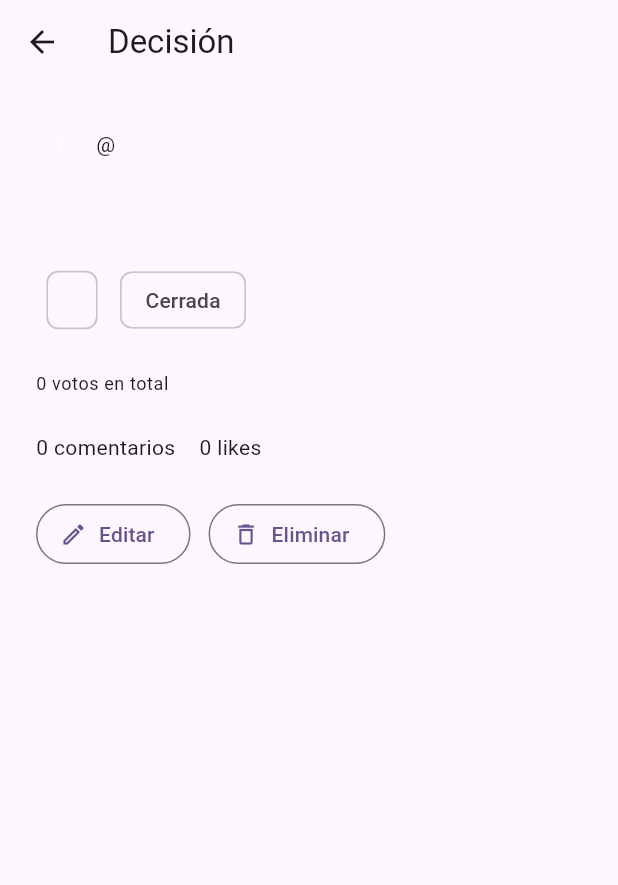
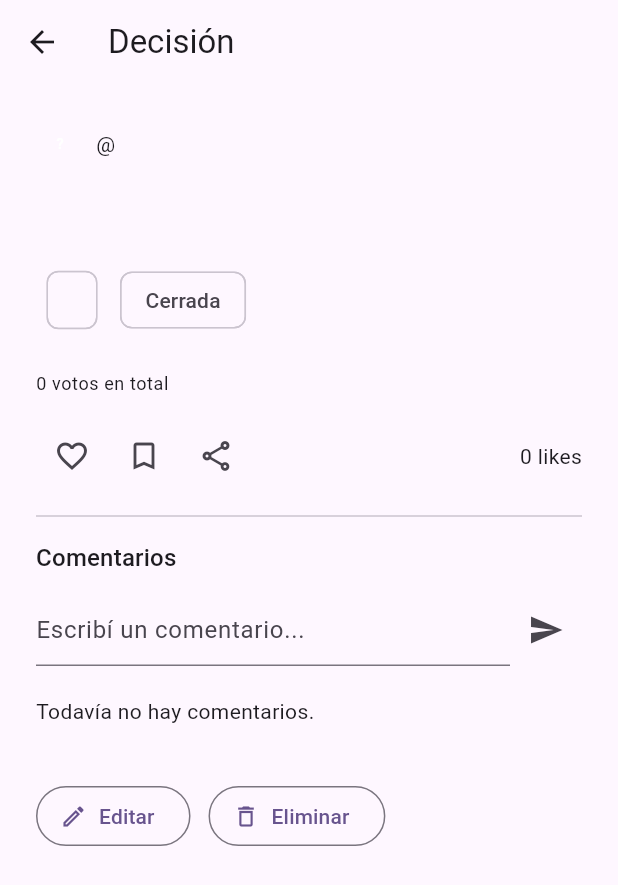
Before and after one commit to rusitogar/decide-app, a Flutter app: the DecisionDetailScreen screen opened directly with empty values, on a phone screen of 412 x 824 dp. Shown: the top 885 px of the screen. Run offline on Flutter 3.47's test engine with Material 3 defaults, Android fonts, the phone set to English and light mode, and no system bars; our stand-ins replace cloud_firestore, equatable, firebase_analytics, firebase_auth, firebase_core, firebase_crashlytics and 4 more; accounts and stored records are empty.

Commit message:
Fase 6: comentarios, likes, guardar y compartir
Feature comments (crear, listar, borrar solo el propio comentario -
sin respuestas anidadas, menciones ni GIFs, tal como pide el doc) y
las nuevas piezas de la feature social: likes y guardados (mismo
patron que follow: ID determinista userId_decisionId para evitar
duplicados, ya cubierto por las reglas de la Fase 1) y compartir con
share_plus generando el deep link https://decide.app/decision/{id},
mas el evento decision_shared en Firebase Analytics.

Nueva pantalla "Guardados" (seccion simple pedida por el doc),
accesible desde un icono en el Home.

Todo integrado en la pantalla de detalle de una decision, con los
contadores de likes/comentarios invalidandose solos tras cada accion.

Probado a mano en Chrome: dar like, guardar, comentar y borrar el
propio comentario sobre una decision real.

Co-Authored-By: Claude Sonnet 5 <noreply@anthropic.com>

```diff
--- a/lib/core/router/app_router.dart
+++ b/lib/core/router/app_router.dart
@@ -8,6 +8,7 @@ import '../../features/decisions/presentation/screens/create_decision_screen.dar
 import '../../features/decisions/presentation/screens/decision_detail_screen.dart';
 import '../../features/decisions/presentation/screens/edit_decision_screen.dart';
 import '../../features/decisions/presentation/screens/user_decisions_screen.dart';
+import '../../features/social/presentation/screens/saved_decisions_screen.dart';
 import '../../features/users/presentation/screens/edit_profile_screen.dart';
 import '../../features/users/presentation/screens/profile_screen.dart';
 
@@ -43,6 +44,10 @@ final goRouterProvider = Provider<GoRouter>((ref) {
         path: '/decisions/create',
         builder: (context, state) => const CreateDecisionScreen(),
       ),
+      GoRoute(
+        path: '/saved/:uid',
+        builder: (context, state) => SavedDecisionsScreen(userId: state.pathParameters['uid']!),
+      ),
       // Ruta usada para deep links de compartir: decide://decision/{id}
       // y https://decide.app/decision/{id} (Android App Links / iOS Universal Links).
       GoRoute(
--- a/lib/features/auth/presentation/screens/home_screen.dart
+++ b/lib/features/auth/presentation/screens/home_screen.dart
@@ -15,6 +15,11 @@ class HomeScreen extends ConsumerWidget {
       appBar: AppBar(
         title: const Text('DECIDE'),
         actions: [
+          IconButton(
+            icon: const Icon(Icons.bookmark_outline),
+            tooltip: 'Guardados',
+            onPressed: user == null ? null : () => context.push('/saved/${user.uid}'),
+          ),
           IconButton(
             icon: const Icon(Icons.person_outline),
             tooltip: 'Mi perfil',
--- /dev/null
+++ b/lib/features/comments/presentation/widgets/comments_section.dart
@@ -0,0 +1,143 @@
+import 'package:flutter/material.dart';
+import 'package:flutter_riverpod/flutter_riverpod.dart';
+
+import '../../../users/presentation/providers/user_providers.dart';
+import '../../../users/presentation/widgets/user_avatar.dart';
+import '../../domain/entities/comment.dart';
+import '../providers/comment_providers.dart';
+
+class CommentsSection extends ConsumerStatefulWidget {
+  const CommentsSection({super.key, required this.decisionId, required this.currentUid});
+
+  final String decisionId;
+  final String? currentUid;
+
+  @override
+  ConsumerState<CommentsSection> createState() => _CommentsSectionState();
+}
+
+class _CommentsSectionState extends ConsumerState<CommentsSection> {
+  final _controller = TextEditingController();
+
+  @override
+  void dispose() {
+    _controller.dispose();
+    super.dispose();
+  }
+
+  Future<void> _send() async {
+    final uid = widget.currentUid;
+    if (uid == null || _controller.text.trim().isEmpty) return;
+
+    final failure = await ref
+        .read(commentControllerProvider.notifier)
+        .create(decisionId: widget.decisionId, authorId: uid, text: _controller.text);
+
+    if (!mounted) return;
+    if (failure != null) {
+      ScaffoldMessenger.of(context).showSnackBar(SnackBar(content: Text(failure.message)));
+    } else {
+      _controller.clear();
+    }
+  }
+
+  @override
+  Widget build(BuildContext context) {
+    final commentsAsync = ref.watch(commentsProvider(widget.decisionId));
+    final isSending = ref.watch(commentControllerProvider).isLoading;
+
+    return Column(
+      crossAxisAlignment: CrossAxisAlignment.start,
+      children: [
+        Text('Comentarios', style: Theme.of(context).textTheme.titleMedium),
+        const SizedBox(height: 12),
+        if (widget.currentUid != null)
+          Row(
+            children: [
+              Expanded(
+                child: TextField(
+                  controller: _controller,
+                  decoration: const InputDecoration(hintText: 'Escribí un comentario...'),
+                  onSubmitted: (_) => _send(),
+                ),
+              ),
+              IconButton(
+                icon: isSending
+                    ? const SizedBox(height: 18, width: 18, child: CircularProgressIndicator(strokeWidth: 2))
+                    : const Icon(Icons.send),
+                onPressed: isSending ? null : _send,
+              ),
+            ],
+          ),
+        const SizedBox(height: 8),
+        commentsAsync.when(
+          data: (comments) {
+            if (comments.isEmpty) {
+              return const Padding(
+                padding: EdgeInsets.symmetric(vertical: 12),
+                child: Text('Todavía no hay comentarios.'),
+              );
+            }
+            return Column(
+              children: comments.map((c) => _CommentTile(comment: c, currentUid: widget.currentUid)).toList(),
+            );
+          },
+          loading: () => const Padding(
+            padding: EdgeInsets.symmetric(vertical: 12),
+            child: Center(child: CircularProgressIndicator()),
+          ),
+          error: (_, _) => const Text('No se pudieron cargar los comentarios.'),
+        ),
+      ],
+    );
+  }
+}
+
+class _CommentTile extends ConsumerWidget {
+  const _CommentTile({required this.comment, required this.currentUid});
+
+  final Comment comment;
+  final String? currentUid;
+
+  @override
+  Widget build(BuildContext context, WidgetRef ref) {
+    final authorAsync = ref.watch(userProfileProvider(comment.authorId));
+    final isMine = currentUid == comment.authorId;
+
+    return Padding(
+      padding: const EdgeInsets.symmetric(vertical: 8),
+      child: Row(
+        crossAxisAlignment: CrossAxisAlignment.start,
+        children: [
+          authorAsync.when(
+            data: (author) => author == null ? const SizedBox(width: 32) : UserAvatar(profile: author, radius: 16),
+            loading: () => const SizedBox(width: 32),
+            error: (_, _) => const SizedBox(width: 32),
+          ),
+          const SizedBox(width: 8),
+          Expanded(
+            child: Column(
+              crossAxisAlignment: CrossAxisAlignment.start,
+              children: [
+                authorAsync.when(
+                  data: (author) => Text(
+                    author == null ? '' : (author.displayName.isNotEmpty ? author.displayName : '@${author.username}'),
+                    style: Theme.of(context).textTheme.labelLarge,
+                  ),
+                  loading: () => const SizedBox.shrink(),
+                  error: (_, _) => const SizedBox.shrink(),
+                ),
+                Text(comment.text),
+              ],
+            ),
+          ),
+          if (isMine)
+            IconButton(
+              icon: const Icon(Icons.delete_outline, size: 18),
+              onPressed: () => ref.read(commentControllerProvider.notifier).delete(comment.id),
+            ),
+        ],
+      ),
+    );
+  }
+}
--- a/lib/features/decisions/presentation/screens/decision_detail_screen.dart
+++ b/lib/features/decisions/presentation/screens/decision_detail_screen.dart
@@ -3,6 +3,10 @@ import 'package:flutter_riverpod/flutter_riverpod.dart';
 import 'package:go_router/go_router.dart';
 
 import '../../../auth/presentation/providers/auth_providers.dart';
+import '../../../comments/presentation/widgets/comments_section.dart';
+import '../../../social/presentation/widgets/like_button.dart';
+import '../../../social/presentation/widgets/save_button.dart';
+import '../../../social/presentation/widgets/share_button.dart';
 import '../../../users/presentation/providers/user_providers.dart';
 import '../../../users/presentation/widgets/user_avatar.dart';
 import '../providers/decision_providers.dart';
@@ -105,18 +109,24 @@ class DecisionDetailScreen extends ConsumerWidget {
                     loading: () => const Center(child: CircularProgressIndicator()),
                     error: (_, _) => const Text('No se pudieron cargar las opciones.'),
                   ),
-                  const SizedBox(height: 24),
-                  statsAsync.when(
-                    data: (stats) => Row(
-                      children: [
-                        Text('${stats.comments} comentarios'),
-                        const SizedBox(width: 16),
-                        Text('${stats.likes} likes'),
+                  const SizedBox(height: 16),
+                  Row(
+                    children: [
+                      if (currentUid != null) ...[
+                        LikeButton(userId: currentUid, decisionId: id),
+                        SaveButton(userId: currentUid, decisionId: id),
                       ],
-                    ),
-                    loading: () => const SizedBox.shrink(),
-                    error: (_, _) => const SizedBox.shrink(),
+                      ShareButton(decisionId: id, title: decision.title),
+                      const Spacer(),
+                      statsAsync.when(
+                        data: (stats) => Text('${stats.likes} likes'),
+                        loading: () => const SizedBox.shrink(),
+                        error: (_, _) => const SizedBox.shrink(),
+                      ),
+                    ],
                   ),
+                  const Divider(height: 32),
+                  CommentsSection(decisionId: id, currentUid: currentUid),
                   if (isOwner) ...[
                     const SizedBox(height: 24),
                     Row(
--- /dev/null
+++ b/lib/features/social/presentation/providers/like_providers.dart
@@ -0,0 +1,36 @@
+import 'package:flutter_riverpod/flutter_riverpod.dart';
+
+import '../../../decisions/presentation/providers/decision_providers.dart';
+import '../../data/repositories/like_repository_impl.dart';
+import '../../domain/repositories/like_repository.dart';
+
+final likeRepositoryProvider = Provider<LikeRepository>((ref) => LikeRepositoryImpl());
+
+final isLikedProvider = FutureProvider.autoDispose.family<bool, ({String userId, String decisionId})>(
+  (ref, key) async {
+    final result = await ref.watch(likeRepositoryProvider).isLiked(userId: key.userId, decisionId: key.decisionId);
+    return result.when(success: (v) => v, failure: (_) => false);
+  },
+);
+
+class LikeController extends AsyncNotifier<void> {
+  @override
+  Future<void> build() async {}
+
+  Future<void> toggle({required String userId, required String decisionId, required bool currentlyLiked}) async {
+    final repo = ref.read(likeRepositoryProvider);
+    final result = currentlyLiked
+        ? await repo.unlike(userId: userId, decisionId: decisionId)
+        : await repo.like(userId: userId, decisionId: decisionId);
+
+    result.when(
+      success: (_) {
+        ref.invalidate(isLikedProvider((userId: userId, decisionId: decisionId)));
+        ref.invalidate(decisionStatsProvider(decisionId));
+      },
+      failure: (_) {},
+    );
+  }
+}
+
+final likeControllerProvider = AsyncNotifierProvider<LikeController, void>(LikeController.new);
--- /dev/null
+++ b/lib/features/social/presentation/widgets/like_button.dart
@@ -0,0 +1,33 @@
+import 'package:flutter/material.dart';
+import 'package:flutter_riverpod/flutter_riverpod.dart';
+
+import '../providers/like_providers.dart';
+
+class LikeButton extends ConsumerWidget {
+  const LikeButton({super.key, required this.userId, required this.decisionId});
+
+  final String userId;
+  final String decisionId;
+
+  @override
+  Widget build(BuildContext context, WidgetRef ref) {
+    final key = (userId: userId, decisionId: decisionId);
+    final likedAsync = ref.watch(isLikedProvider(key));
+
+    return likedAsync.when(
+      data: (liked) => IconButton(
+        icon: Icon(liked ? Icons.favorite : Icons.favorite_border, color: liked ? Colors.red : null),
+        tooltip: liked ? 'Quitar like' : 'Me gusta',
+        onPressed: () => ref
+            .read(likeControllerProvider.notifier)
+            .toggle(userId: userId, decisionId: decisionId, currentlyLiked: liked),
+      ),
+      loading: () => const SizedBox(
+        height: 40,
+        width: 40,
+        child: Padding(padding: EdgeInsets.all(10), child: CircularProgressIndicator(strokeWidth: 2)),
+      ),
+      error: (_, _) => const SizedBox.shrink(),
+    );
+  }
+}
--- /dev/null
+++ b/lib/features/social/presentation/widgets/save_button.dart
@@ -0,0 +1,33 @@
+import 'package:flutter/material.dart';
+import 'package:flutter_riverpod/flutter_riverpod.dart';
+
+import '../providers/save_providers.dart';
+
+class SaveButton extends ConsumerWidget {
+  const SaveButton({super.key, required this.userId, required this.decisionId});
+
+  final String userId;
+  final String decisionId;
+
+  @override
+  Widget build(BuildContext context, WidgetRef ref) {
+    final key = (userId: userId, decisionId: decisionId);
+    final savedAsync = ref.watch(isSavedProvider(key));
+
+    return savedAsync.when(
+      data: (saved) => IconButton(
+        icon: Icon(saved ? Icons.bookmark : Icons.bookmark_border),
+        tooltip: saved ? 'Quitar de guardados' : 'Guardar',
+        onPressed: () => ref
+            .read(saveControllerProvider.notifier)
+            .toggle(userId: userId, decisionId: decisionId, currentlySaved: saved),
+      ),
+      loading: () => const SizedBox(
+        height: 40,
+        width: 40,
+        child: Padding(padding: EdgeInsets.all(10), child: CircularProgressIndicator(strokeWidth: 2)),
+      ),
+      error: (_, _) => const SizedBox.shrink(),
+    );
+  }
+}
--- /dev/null
+++ b/lib/features/social/presentation/widgets/share_button.dart
@@ -0,0 +1,34 @@
+import 'package:firebase_analytics/firebase_analytics.dart';
+import 'package:flutter/material.dart';
+import 'package:share_plus/share_plus.dart';
+
+class ShareButton extends StatelessWidget {
+  const ShareButton({super.key, required this.decisionId, required this.title});
+
+  final String decisionId;
+  final String title;
+
+  Future<void> _share(BuildContext context) async {
+    final box = context.findRenderObject() as RenderBox?;
+    await SharePlus.instance.share(
+      ShareParams(
+        text: '$title\n\nhttps://decide.app/decision/$decisionId',
+        sharePositionOrigin: box != null ? box.localToGlobal(Offset.zero) & box.size : null,
+      ),
+    );
+    await FirebaseAnalytics.instance.logShare(
+      contentType: 'decision',
+      itemId: decisionId,
+      method: 'share_sheet',
+    );
+  }
+
+  @override
+  Widget build(BuildContext context) {
+    return IconButton(
+      icon: const Icon(Icons.share_outlined),
+      tooltip: 'Compartir',
+      onPressed: () => _share(context),
+    );
+  }
+}
```
Also changed, not shown: lib/features/comments/data/repositories/comment_repository_impl.dart (added, +68 -0 lines), lib/features/comments/domain/entities/comment.dart (added, +20 -0 lines), lib/features/comments/domain/repositories/comment_repository.dart (added, +14 -0 lines), lib/features/comments/presentation/providers/comment_providers.dart (added, +31 -0 lines), lib/features/social/data/repositories/like_repository_impl.dart (added, +51 -0 lines), lib/features/social/data/repositories/save_repository_impl.dart (added, +66 -0 lines), lib/features/social/domain/repositories/like_repository.dart (added, +9 -0 lines), lib/features/social/domain/repositories/save_repository.dart (added, +12 -0 lines), lib/features/social/presentation/providers/save_providers.dart (added, +40 -0 lines), lib/features/social/presentation/screens/saved_decisions_screen.dart (added, +47 -0 lines).
